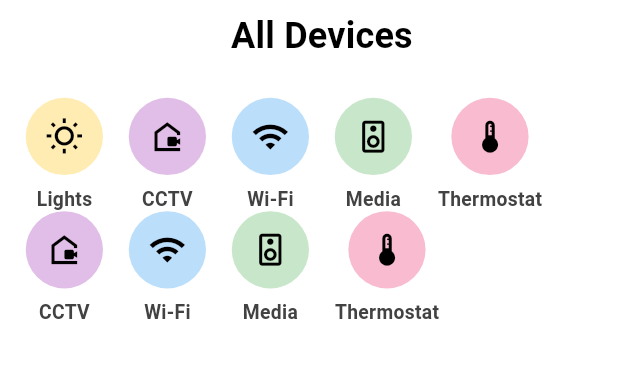
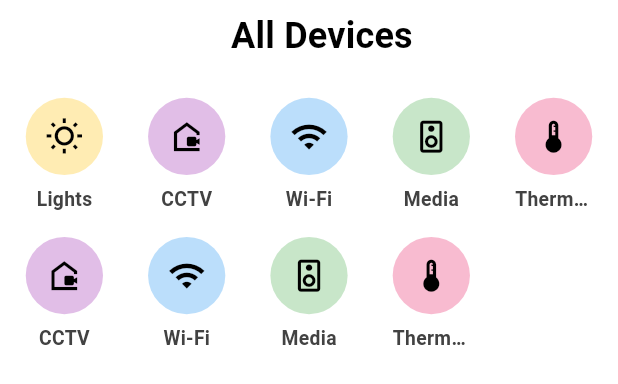
Before and after one commit to MAYasin/sync_home, a Flutter app: the AllDeviceView widget shown alone on an empty page, opened directly, on a phone screen of 412 x 824 dp. Shown: the top 384 px of the screen. Run offline on Flutter 3.47's test engine with Material 2 defaults, Android fonts, the phone set to English and light mode, and no system bars; our stand-ins replace geolocator, get, google_fonts, responsive_framework, shimmer, syncfusion_flutter_charts and 1 more.

Commit message:
most styling fixed

```diff
--- a/lib/ui/components/button/buttons.dart
+++ b/lib/ui/components/button/buttons.dart
@@ -15,7 +15,9 @@ class CircularDeviceButton extends StatelessWidget {
 
   @override
   Widget build(BuildContext context) {
-    return Column(
+    return SizedBox(
+      width: 60,
+      child: Column(
         children: [
           CircleAvatar(
             radius: 30,
@@ -34,6 +36,8 @@ class CircularDeviceButton extends StatelessWidget {
           ),
           Text(
             title,
+            softWrap: false,
+            overflow: TextOverflow.ellipsis,
             style: TextStyle(
               color: Colors.grey[800],
               fontSize: 15,
@@ -41,6 +45,7 @@ class CircularDeviceButton extends StatelessWidget {
             ),
           ),
         ],
+      ),
     );
   }
 }
--- a/lib/ui/shared/all_device_view/all_device_view.dart
+++ b/lib/ui/shared/all_device_view/all_device_view.dart
@@ -18,55 +18,49 @@ class AllDeviceView extends StatelessWidget {
         ),
       ),
       child: Wrap(
+        spacing: 35,
+        runSpacing: 20,
         children: const [
           CircularDeviceButton(
             title: 'Lights',
             icon: Icons.wb_sunny_outlined,
             color: Colors.amber,
           ),
-          SizedBox(width: 20),
           CircularDeviceButton(
             title: 'CCTV',
             icon: Icons.camera_outdoor_outlined,
             color: Colors.purple,
           ),
-          SizedBox(width: 20),
           CircularDeviceButton(
             title: 'Wi-Fi',
             icon: Icons.wifi_outlined,
             color: Colors.blue,
           ),
-          SizedBox(width: 20),
           CircularDeviceButton(
             title: 'Media',
             icon: Icons.speaker_outlined,
             color: Colors.green,
           ),
-          SizedBox(width: 20),
           CircularDeviceButton(
             title: 'Thermostat',
             icon: Icons.thermostat_outlined,
             color: Colors.pink,
           ),
-          SizedBox(width: 20),
           CircularDeviceButton(
             title: 'CCTV',
             icon: Icons.camera_outdoor_outlined,
             color: Colors.purple,
           ),
-          SizedBox(width: 20),
           CircularDeviceButton(
             title: 'Wi-Fi',
             icon: Icons.wifi_outlined,
             color: Colors.blue,
           ),
-          SizedBox(width: 20),
           CircularDeviceButton(
             title: 'Media',
             icon: Icons.speaker_outlined,
             color: Colors.green,
           ),
-          SizedBox(width: 20),
           CircularDeviceButton(
             title: 'Thermostat',
             icon: Icons.thermostat_outlined,
--- a/lib/ui/views/home_view/home_view.dart
+++ b/lib/ui/views/home_view/home_view.dart
@@ -1,7 +1,9 @@
 import 'package:flutter/material.dart';
 import 'package:flutter/services.dart';
+import 'package:get/get.dart';
 import 'package:sync_home/ui/components/button/buttons.dart';
 import 'package:sync_home/ui/components/weather_card/weather_card.dart';
+import 'package:sync_home/ui/shared/all_device_view/all_device_view.dart';
 
 class HomeView extends StatelessWidget {
   const HomeView({Key? key}) : super(key: key);
@@ -47,7 +49,10 @@ class HomeView extends StatelessWidget {
             ),
             InkWell(
               borderRadius: BorderRadius.circular(5),
-              onTap: () {},
+              onTap: () {
+                Get.to(() => const AllDeviceView(),
+                    transition: Transition.rightToLeft);
+              },
               child: const Padding(
                 padding: EdgeInsets.only(top: 3, bottom: 3, left: 8, right: 8),
                 child: Text(
--- a/pubspec.yaml
+++ b/pubspec.yaml
@@ -3,7 +3,7 @@ description: A new Flutter project.
 
 # The following line prevents the package from being accidentally published to
 # pub.dev using `flutter pub publish`. This is preferred for private packages.
-publish_to: 'none' # Remove this line if you wish to publish to pub.dev
+publish_to: "none" # Remove this line if you wish to publish to pub.dev
 
 # The following defines the version and build number for your application.
 # A version number is three numbers separated by dots, like 1.2.43
@@ -37,7 +37,6 @@ dependencies:
   geolocator: ^8.0.1
   shimmer: ^2.0.0
 
-
   # The following adds the Cupertino Icons font to your application.
   # Use with the CupertinoIcons class for iOS style icons.
   cupertino_icons: ^1.0.2
@@ -58,7 +57,6 @@ dev_dependencies:
 
 # The following section is specific to Flutter.
 flutter:
-
   # The following line ensures that the Material Icons font is
   # included with your application, so that you can use the icons in
   # the material Icons class.
```
Lines whose indentation alone changed are shown as unchanged.
